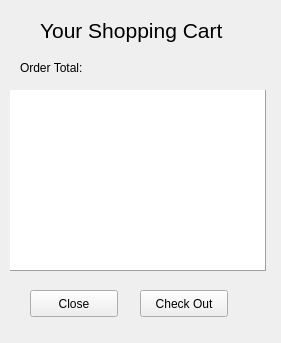
Qt form D4_TeamJava/cuTPS_gui/ShoppingCartWidget.ui (AnkushVarshneya/CUTPS) before a commit.
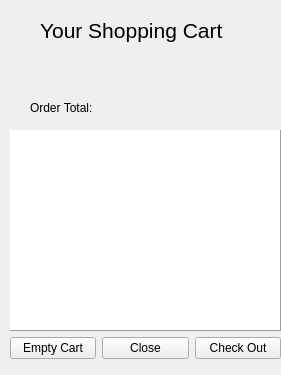
The same form after that commit.

Commit message: cart emptying in, no validation

Patch:
```diff
--- a/D4_TeamJava/cuTPS_gui/ShoppingCartWidget.ui
+++ b/D4_TeamJava/cuTPS_gui/ShoppingCartWidget.ui
@@ -7,9 +7,15 @@
     <x>0</x>
     <y>0</y>
     <width>281</width>
-    <height>343</height>
+    <height>375</height>
    </rect>
   </property>
+  <property name="maximumSize">
+   <size>
+    <width>300</width>
+    <height>375</height>
+   </size>
+  </property>
   <property name="contextMenuPolicy">
    <enum>Qt::ActionsContextMenu</enum>
   </property>
@@ -19,52 +25,6 @@
   <property name="statusTip">
    <string>Shopping Cart</string>
   </property>
-  <widget class="QListView" name="cartListView">
-   <property name="geometry">
-    <rect>
-     <x>10</x>
-     <y>90</y>
-     <width>256</width>
-     <height>181</height>
-    </rect>
-   </property>
-   <property name="sizePolicy">
-    <sizepolicy hsizetype="MinimumExpanding" vsizetype="MinimumExpanding">
-     <horstretch>1</horstretch>
-     <verstretch>1</verstretch>
-    </sizepolicy>
-   </property>
-   <property name="maximumSize">
-    <size>
-     <width>325</width>
-     <height>400</height>
-    </size>
-   </property>
-   <property name="toolTip">
-    <string>&quot;Contents of your shopping cart.&quot;</string>
-   </property>
-   <property name="autoFillBackground">
-    <bool>true</bool>
-   </property>
-   <property name="frameShape">
-    <enum>QFrame::Panel</enum>
-   </property>
-   <property name="frameShadow">
-    <enum>QFrame::Raised</enum>
-   </property>
-   <property name="editTriggers">
-    <set>QAbstractItemView::NoEditTriggers</set>
-   </property>
-   <property name="movement">
-    <enum>QListView::Free</enum>
-   </property>
-   <property name="resizeMode">
-    <enum>QListView::Adjust</enum>
-   </property>
-   <property name="spacing">
-    <number>5</number>
-   </property>
-  </widget>
   <widget class="QLabel" name="label">
    <property name="geometry">
     <rect>
@@ -83,37 +43,11 @@
     <string>Your Shopping Cart</string>
    </property>
   </widget>
-  <widget class="QPushButton" name="checkoutOption">
-   <property name="geometry">
-    <rect>
-     <x>140</x>
-     <y>290</y>
-     <width>88</width>
-     <height>27</height>
-    </rect>
-   </property>
-   <property name="text">
-    <string>Check Out</string>
-   </property>
-  </widget>
-  <widget class="QPushButton" name="closeOption">
-   <property name="geometry">
-    <rect>
-     <x>30</x>
-     <y>290</y>
-     <width>88</width>
-     <height>27</height>
-    </rect>
-   </property>
-   <property name="text">
-    <string>Close</string>
-   </property>
-  </widget>
   <widget class="QLabel" name="orderTotalLabel">
    <property name="geometry">
     <rect>
-     <x>20</x>
-     <y>60</y>
+     <x>30</x>
+     <y>100</y>
      <width>81</width>
      <height>16</height>
     </rect>
@@ -125,8 +59,8 @@
   <widget class="QLabel" name="orderTotalDisplay">
    <property name="geometry">
     <rect>
-     <x>140</x>
-     <y>60</y>
+     <x>150</x>
+     <y>100</y>
      <width>58</width>
      <height>16</height>
     </rect>
@@ -135,6 +69,83 @@
     <string/>
    </property>
   </widget>
+  <widget class="QWidget" name="">
+   <property name="geometry">
+    <rect>
+     <x>10</x>
+     <y>130</y>
+     <width>271</width>
+     <height>229</height>
+    </rect>
+   </property>
+   <layout class="QVBoxLayout" name="verticalLayout">
+    <item>
+     <widget class="QListView" name="cartListView">
+      <property name="sizePolicy">
+       <sizepolicy hsizetype="MinimumExpanding" vsizetype="MinimumExpanding">
+        <horstretch>1</horstretch>
+        <verstretch>1</verstretch>
+       </sizepolicy>
+      </property>
+      <property name="maximumSize">
+       <size>
+        <width>325</width>
+        <height>400</height>
+       </size>
+      </property>
+      <property name="toolTip">
+       <string>&quot;Contents of your shopping cart.&quot;</string>
+      </property>
+      <property name="autoFillBackground">
+       <bool>true</bool>
+      </property>
+      <property name="frameShape">
+       <enum>QFrame::Panel</enum>
+      </property>
+      <property name="frameShadow">
+       <enum>QFrame::Raised</enum>
+      </property>
+      <property name="editTriggers">
+       <set>QAbstractItemView::NoEditTriggers</set>
+      </property>
+      <property name="movement">
+       <enum>QListView::Free</enum>
+      </property>
+      <property name="resizeMode">
+       <enum>QListView::Adjust</enum>
+      </property>
+      <property name="spacing">
+       <number>5</number>
+      </property>
+     </widget>
+    </item>
+    <item>
+     <layout class="QHBoxLayout" name="horizontalLayout">
+      <item>
+       <widget class="QPushButton" name="emptyCartOption">
+        <property name="text">
+         <string>Empty Cart</string>
+        </property>
+       </widget>
+      </item>
+      <item>
+       <widget class="QPushButton" name="closeOption">
+        <property name="text">
+         <string>Close</string>
+        </property>
+       </widget>
+      </item>
+      <item>
+       <widget class="QPushButton" name="checkoutOption">
+        <property name="text">
+         <string>Check Out</string>
+        </property>
+       </widget>
+      </item>
+     </layout>
+    </item>
+   </layout>
+  </widget>
  </widget>
  <resources/>
  <connections/>
```
The commit also changes 6 other files.
